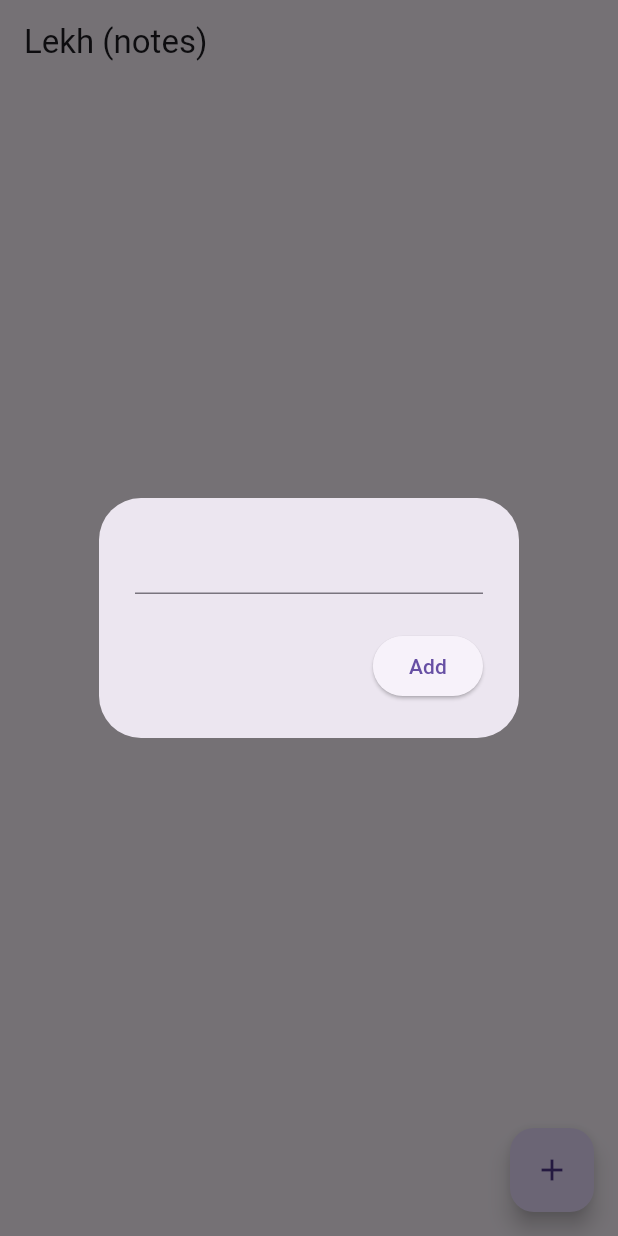
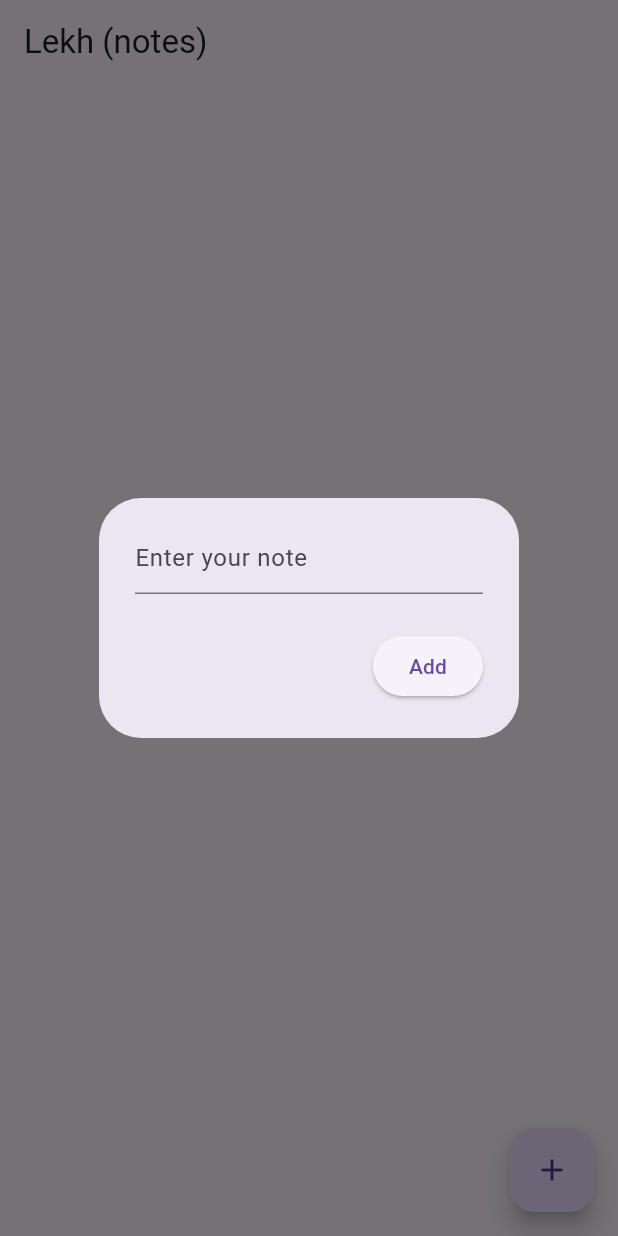
Before and after one commit to SxryxnshS5/lekhtwo, a Flutter app: the screen it shows after launch, after a tap on the "add" icon, on a phone screen of 412 x 824 dp. Run offline on Flutter 3.47's test engine with Material 3 defaults, Android fonts, the light colour scheme and no system bars; our stand-ins replace cloud_firestore, firebase_core; accounts and stored records are empty.

Commit message:
add CRUD functionality

```diff
--- a/lib/pages/home_page.dart
+++ b/lib/pages/home_page.dart
@@ -1,3 +1,4 @@
+import 'package:cloud_firestore/cloud_firestore.dart';
 import 'package:flutter/material.dart';
 import 'package:lekhtwo/services/firestore.dart';
 
@@ -9,33 +10,48 @@ class HomePage extends StatefulWidget {
 }
 
 class _HomePageState extends State<HomePage> {
-  // firestore
+  // Firestore service
   final FireStoreService fireStoreService = FireStoreService();
-  // text controller
+
+  // Text controller
   final TextEditingController textController = TextEditingController();
 
-  // Open a dialog box to add a note
-  void openNoteBox() {
+  // Open a dialog box to add or edit a note
+  void openNoteBox(String? docID, {String? currentNoteText}) {
+    // if editing, set the current note text to the controller
+    if (docID != null && currentNoteText != null) {
+      textController.text = currentNoteText;
+    } else {
+      textController.clear();
+    }
+
     showDialog(
       context: context,
       builder: (context) => AlertDialog(
         content: TextField(
           controller: textController,
+          decoration: const InputDecoration(hintText: "Enter your note"),
         ),
         actions: [
-          // button to save
-          ElevatedButton(onPressed: () {
-            // add a new note
-            fireStoreService.addNote(textController.text);
+          // Button to save
+          ElevatedButton(
+            onPressed: () {
+              if (docID == null) {
+                // Add new note
+                fireStoreService.addNote(textController.text);
+              } else {
+                // Update the existing note
+                fireStoreService.updateNote(docID, textController.text);
+              }
 
-            // clear the text controller
-            textController.clear();
+              // Clear the text controller
+              textController.clear();
 
-            // close the box
-            Navigator.pop(context);
-          },
-          child: Text("Add"),
-          )
+              // Close the dialog
+              Navigator.pop(context);
+            },
+            child: Text(docID == null ? "Add" : "Update"), // Change button text dynamically
+          ),
         ],
       ),
     );
@@ -44,10 +60,57 @@ class _HomePageState extends State<HomePage> {
   @override
   Widget build(BuildContext context) {
     return Scaffold(
-      appBar: AppBar(title: Text("Lekh (notes)")),
+      appBar: AppBar(title: const Text("Lekh (notes)")),
       floatingActionButton: FloatingActionButton(
-        onPressed: openNoteBox,
+        onPressed: () => openNoteBox(null), // Pass null for new note
         child: const Icon(Icons.add),
+      ),
+      body: StreamBuilder<QuerySnapshot>(
+        stream: fireStoreService.getNotesStream(),
+        builder: (context, snapshot) {
+          // If we have data, get all the docs
+          if (snapshot.hasData) {
+            List<DocumentSnapshot> noteList = snapshot.data!.docs;
+
+            // Display as a list
+            return ListView.builder(
+              itemCount: noteList.length,
+              itemBuilder: (context, index) {
+                DocumentSnapshot document = noteList[index];
+                String docID = document.id;
+
+                // Get note from each doc
+                Map<String, dynamic> data = document.data() as Map<String, dynamic>;
+                String noteText = data['notes']; // Correct key is 'notes'
+
+                // Display as a list tile
+                return ListTile(
+                  title: Text(noteText),
+                  trailing: SizedBox(
+                    width: 100, // Adjust the width based on the number of icons
+                    child: Row(
+                      mainAxisAlignment: MainAxisAlignment.end,
+                      children: [
+                        IconButton(
+                          onPressed: () => openNoteBox(docID, currentNoteText: noteText), // Pass docID and current note text to edit
+                          icon: const Icon(Icons.edit),
+                        ),
+                        IconButton(
+                          onPressed: () => fireStoreService.deleteNote(docID),
+                          icon: const Icon(Icons.delete),
+                        ),
+                      ],
+                    ),
+                  ),
+                );
+              },
+            );
+          } else if (snapshot.hasError) {
+            return const Text("Error loading notes...");
+          } else {
+            return const Center(child: CircularProgressIndicator());
+          }
+        },
       ),
     );
   }
--- a/lib/services/firestore.dart
+++ b/lib/services/firestore.dart
@@ -1,20 +1,36 @@
 import 'package:cloud_firestore/cloud_firestore.dart';
 
 class FireStoreService {
+  // Get the collection of notes
+  final CollectionReference notes =
+      FirebaseFirestore.instance.collection('notes');
 
-  // get collection of notes
-  final CollectionReference notes =
-  FirebaseFirestore.instance.collection('notes');
-  // CREATE: add a new note
-  Future<void> addNote(String note){
+  // CREATE: Add a new note
+  Future<void> addNote(String note) {
     return notes.add({
-      'notes': note,
+      'notes': note, // Key is 'notes' (same as in update)
       'timestamp': Timestamp.now(),
     });
   }
-  // READ: get notes from dataase
 
-  // UPDATE: update notes given a doc id
+  // READ: Get notes from the database
+  Stream<QuerySnapshot> getNotesStream() {
+    final notesStream =
+        notes.orderBy('timestamp', descending: true).snapshots();
 
-  // DELETE: delete notes given a doc id
+    return notesStream;
+  }
+
+  // UPDATE: Update a note given a document ID
+  Future<void> updateNote(String docID, String newNote) {
+    return notes.doc(docID).update({
+      'notes': newNote, // Correct key to match 'notes' from addNote
+      'timestamp': Timestamp.now(),
+    });
+  }
+
+  // DELETE: Delete a note given a document ID
+  Future<void> deleteNote(String docID) {
+    return notes.doc(docID).delete();
+  }
 }
```
Also changed, not shown: lib/firebase_options.dart.
